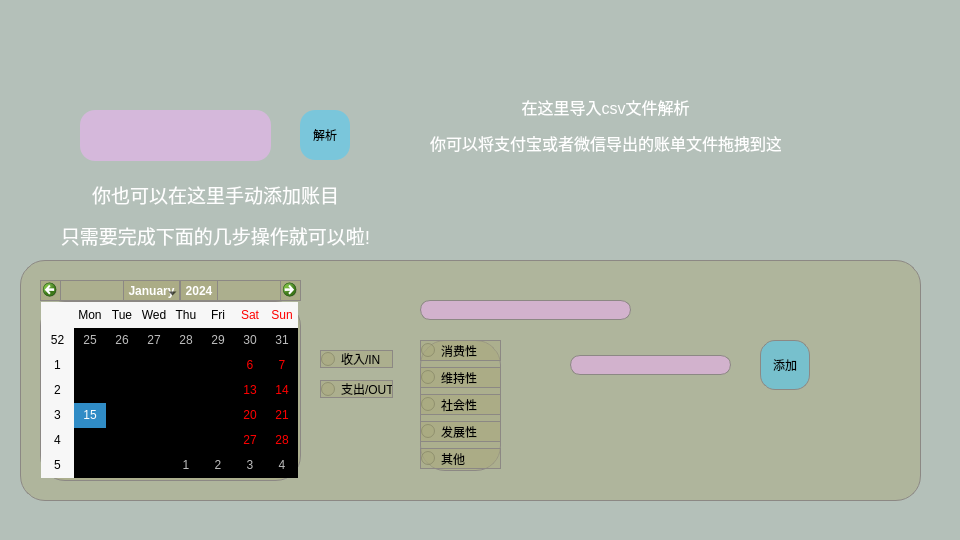
First picture: the form in add_account_page.ui, repository YuanQiPKU/Reservoir, before the edit.
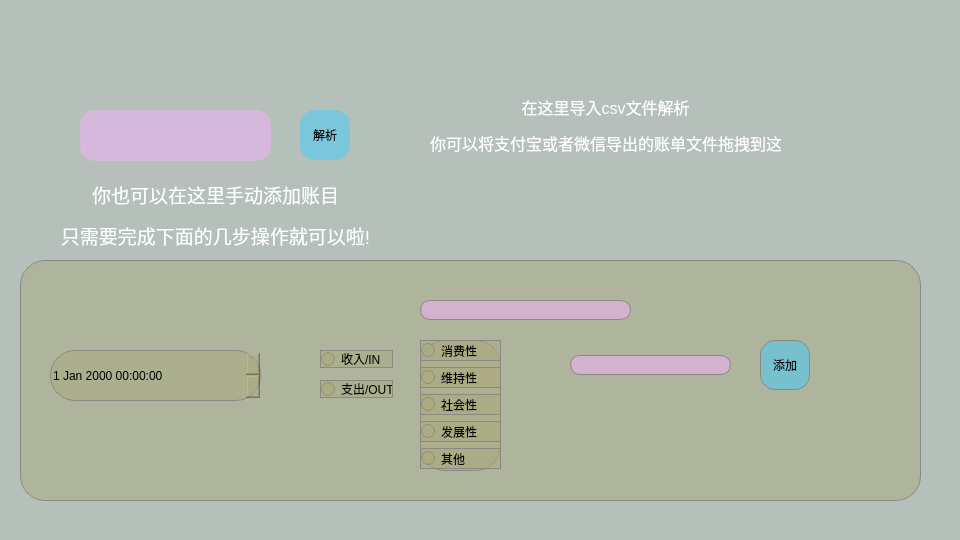
Second picture: the form after the edit.

Commit message: 适配了图像,水库模型 图像的表示性仍然有待提高 新增了time_ 到QDateTime的互相转换(便于使用库函数)

Patch:
```diff
--- a/add_account_page.ui
+++ b/add_account_page.ui
@@ -167,16 +167,6 @@
 }</string>
      </property>
     </widget>
-    <widget class="QCalendarWidget" name="calendarWidget">
-     <property name="geometry">
-      <rect>
-       <x>20</x>
-       <y>20</y>
-       <width>261</width>
-       <height>201</height>
-      </rect>
-     </property>
-    </widget>
     <widget class="QLineEdit" name="lineEdit_2">
      <property name="geometry">
       <rect>
@@ -240,6 +230,16 @@
       </item>
      </layout>
     </widget>
+    <widget class="QDateTimeEdit" name="dateTimeEdit">
+     <property name="geometry">
+      <rect>
+       <x>30</x>
+       <y>90</y>
+       <width>211</width>
+       <height>51</height>
+      </rect>
+     </property>
+    </widget>
    </widget>
   </widget>
   <widget class="QPushButton" name="btnYes">
```
The commit also changes 11 other files.
